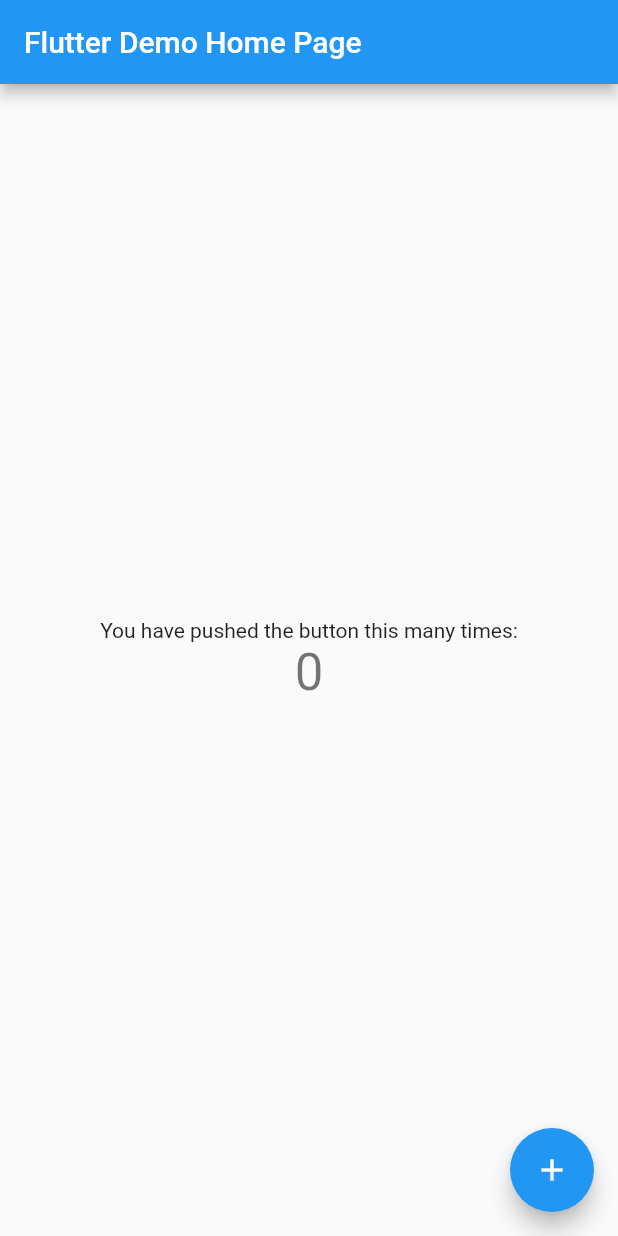
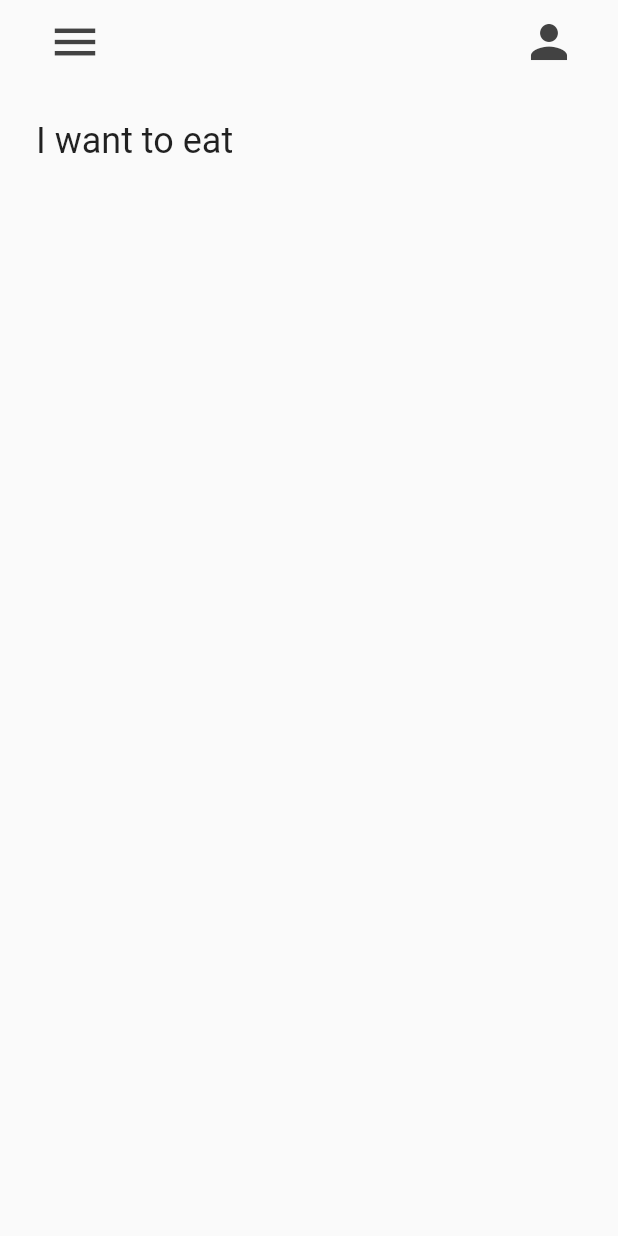
Before and after one commit to Sommos/flutter_food_shop, a Flutter app: the screen it shows after launch, on a phone screen of 412 x 824 dp. Run offline on Flutter 3.47's test engine with Material 2 defaults, Android fonts, the light colour scheme and no system bars.

Commit message:
added basic appBar widget

```diff
--- a/lib/main.dart
+++ b/lib/main.dart
@@ -1,4 +1,6 @@
 import 'package:flutter/material.dart';
+
+import '../pages/home_page.dart';
 
 void main() {
   runApp(const MyApp());
@@ -10,106 +12,9 @@
   // This widget is the root of your application.
   @override
   Widget build(BuildContext context) {
-    return MaterialApp(
-      title: 'Flutter Demo',
-      theme: ThemeData(
-        // This is the theme of your application.
-        //
-        // Try running your application with "flutter run". You'll see the
-        // application has a blue toolbar. Then, without quitting the app, try
-        // changing the primarySwatch below to Colors.green and then invoke
-        // "hot reload" (press "r" in the console where you ran "flutter run",
-        // or simply save your changes to "hot reload" in a Flutter IDE).
-        // Notice that the counter didn't reset back to zero; the application
-        // is not restarted.
-        primarySwatch: Colors.blue,
-      ),
-      home: const MyHomePage(title: 'Flutter Demo Home Page'),
-    );
+    return const MaterialApp(
+      debugShowCheckedModeBanner: false,
+      home: HomePage(),
+      );
   }
 }
-
-class MyHomePage extends StatefulWidget {
-  const MyHomePage({super.key, required this.title});
-
-  // This widget is the home page of your application. It is stateful, meaning
-  // that it has a State object (defined below) that contains fields that affect
-  // how it looks.
-
-  // This class is the configuration for the state. It holds the values (in this
-  // case the title) provided by the parent (in this case the App widget) and
-  // used by the build method of the State. Fields in a Widget subclass are
-  // always marked "final".
-
-  final String title;
-
-  @override
-  State<MyHomePage> createState() => _MyHomePageState();
-}
-
-class _MyHomePageState extends State<MyHomePage> {
-  int _counter = 0;
-
-  void _incrementCounter() {
-    setState(() {
-      // This call to setState tells the Flutter framework that something has
-      // changed in this State, which causes it to rerun the build method below
-      // so that the display can reflect the updated values. If we changed
-      // _counter without calling setState(), then the build method would not be
-      // called again, and so nothing would appear to happen.
-      _counter++;
-    });
-  }
-
-  @override
-  Widget build(BuildContext context) {
-    // This method is rerun every time setState is called, for instance as done
-    // by the _incrementCounter method above.
-    //
-    // The Flutter framework has been optimized to make rerunning build methods
-    // fast, so that you can just rebuild anything that needs updating rather
-    // than having to individually change instances of widgets.
-    return Scaffold(
-      appBar: AppBar(
-        // Here we take the value from the MyHomePage object that was created by
-        // the App.build method, and use it to set our appbar title.
-        title: Text(widget.title),
-      ),
-      body: Center(
-        // Center is a layout widget. It takes a single child and positions it
-        // in the middle of the parent.
-        child: Column(
-          // Column is also a layout widget. It takes a list of children and
-          // arranges them vertically. By default, it sizes itself to fit its
-          // children horizontally, and tries to be as tall as its parent.
-          //
-          // Invoke "debug painting" (press "p" in the console, choose the
-          // "Toggle Debug Paint" action from the Flutter Inspector in Android
-          // Studio, or the "Toggle Debug Paint" command in Visual Studio Code)
-          // to see the wireframe for each widget.
-          //
-          // Column has various properties to control how it sizes itself and
-          // how it positions its children. Here we use mainAxisAlignment to
-          // center the children vertically; the main axis here is the vertical
-          // axis because Columns are vertical (the cross axis would be
-          // horizontal).
-          mainAxisAlignment: MainAxisAlignment.center,
-          children: <Widget>[
-            const Text(
-              'You have pushed the button this many times:',
-            ),
-            Text(
-              '$_counter',
-              style: Theme.of(context).textTheme.headlineMedium,
-            ),
-          ],
-        ),
-      ),
-      floatingActionButton: FloatingActionButton(
-        onPressed: _incrementCounter,
-        tooltip: 'Increment',
-        child: const Icon(Icons.add),
-      ), // This trailing comma makes auto-formatting nicer for build methods.
-    );
-  }
-}
--- /dev/null
+++ b/lib/pages/home_page.dart
@@ -0,0 +1,65 @@
+import 'package:flutter/material.dart';
+
+class HomePage extends StatefulWidget {
+  const HomePage({super.key});
+
+  @override
+  State<HomePage> createState() => _HomePageState();
+}
+
+class _HomePageState extends State<HomePage> {
+  @override
+  Widget build(BuildContext context) {
+    return Scaffold(
+      appBar: AppBar(
+        backgroundColor: Colors.transparent,
+        elevation: 0,
+        leading: Padding(
+          padding: const EdgeInsets.only(left: 24.0),
+          child: IconButton(
+            icon: Icon(
+              Icons.menu,
+              color: Colors.grey[800],
+              size: 36,
+            ),
+            onPressed: () {
+              // open drawer
+            },
+          ),
+        ),
+        actions: [
+          Padding(
+            padding: const EdgeInsets.only(right: 24.0),
+            child: IconButton(
+              icon: Icon(
+                Icons.person,
+                color: Colors.grey[800],
+                size: 36,
+              ),
+              onPressed: () {
+                // open profile
+              }
+            ),
+          ),
+        ]
+      ),
+      body: Column(
+        children: const [
+          // text
+          Padding(
+            padding: EdgeInsets.all(24.0),
+            child: Text(
+              "I want to eat",
+              style: TextStyle(fontSize: 24),
+            ),
+
+          // tab bar
+
+          // tab bar view
+
+          ),
+        ],
+      ),
+    );
+  }
+}
--- a/pubspec.yaml
+++ b/pubspec.yaml
@@ -59,8 +59,9 @@
   uses-material-design: true
 
   # To add assets to your application, add an assets section, like this:
-  # assets:
-  #   - images/a_dot_burr.jpeg
+  assets:
+    - lib/icons/
+    - lib/images/
   #   - images/a_dot_ham.jpeg
 
   # An image asset can refer to one or more resolution-specific "variants", see
```
Also changed, not shown: lib/icons/burger.png (added), lib/icons/donut.png (added), lib/icons/pancakes.png (added), lib/icons/pizza.png (added), lib/icons/smoothie.png (added), lib/images/chocolate_donut.png (added), lib/images/grape_donut.png (added), lib/images/icecream_donut.png (added), lib/images/strawberry_donut.png (added).
